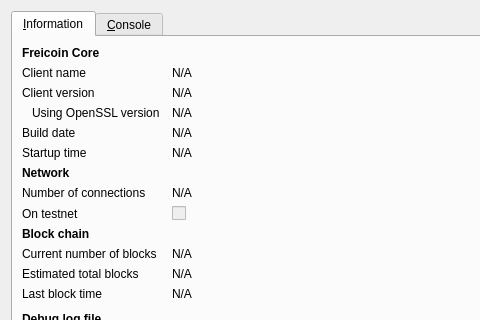
Qt form src/qt/forms/rpcconsole.ui (ngilesgt/baudcoin) before a commit; both pictures show x 0 to 480 and y 0 to 320 of the 740 by 450 pixel window.
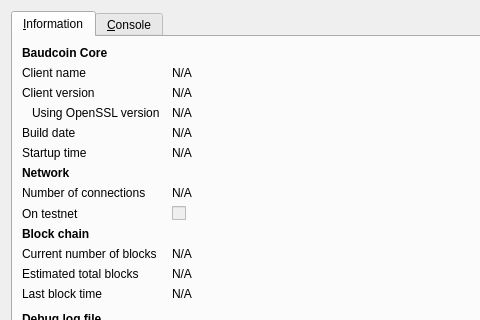
The same form after that commit. Icons and pictures are not drawn.

Diff of the .ui file:
```diff
--- a/src/qt/forms/rpcconsole.ui
+++ b/src/qt/forms/rpcconsole.ui
@@ -36,7 +36,7 @@
           </font>
          </property>
          <property name="text">
-          <string>Freicoin Core</string>
+          <string>Baudcoin Core</string>
          </property>
         </widget>
        </item>
```
Left out of the diff: 10 changed lines with no effect on the pictures.
